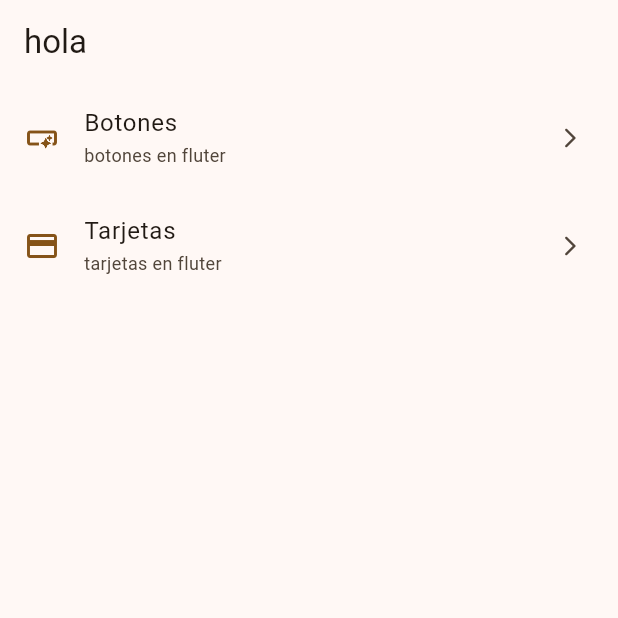
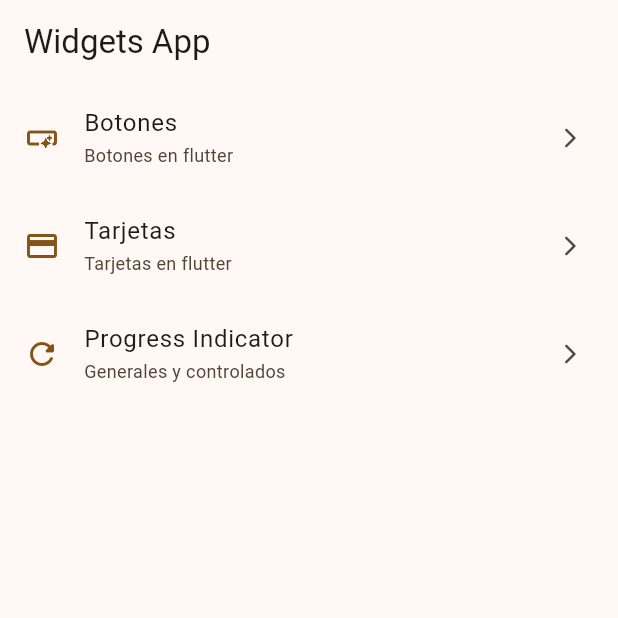
Before and after one commit to mariots182/flutter_widgets, a Flutter app: the screen it shows after launch, on a phone screen of 412 x 824 dp, the top half of it. Run offline on Flutter 3.47's test engine with Material 3 defaults, Android fonts, the phone set to English and light mode, and no system bars; our stand-ins replace go_router.

Commit message:
Circular progress indicator page

```diff
--- a/lib/config/menu/menu_items.dart
+++ b/lib/config/menu/menu_items.dart
@@ -18,12 +18,18 @@ class MenuItem {
 const appMenuItem = <MenuItem>[
   MenuItem(
       title: "Botones",
-      subtitle: "botones en fluter",
+      subtitle: "Botones en flutter",
       link: "/buttons",
       icon: Icons.smart_button_outlined),
   MenuItem(
       title: "Tarjetas",
-      subtitle: "tarjetas en fluter",
+      subtitle: "Tarjetas en flutter",
       link: "/cards",
       icon: Icons.credit_card),
+  MenuItem(
+      title: "Progress Indicator",
+      subtitle: "Generales y controlados",
+      link: "/progress",
+      icon: Icons.refresh_rounded),
+
 ];
--- a/lib/config/router/app_router.dart
+++ b/lib/config/router/app_router.dart
@@ -6,4 +6,5 @@ final appRouter = GoRouter(
   GoRoute(path: '/', name: HomeScreen.name, builder: (context, state) => const HomeScreen()),
   GoRoute(path: '/buttons', name: ButtonsScreen.name, builder: (context, state) => const ButtonsScreen()),
   GoRoute(path: '/cards',  name:CardsScreen.name, builder: (context, state) => const CardsScreen()),
+  GoRoute(path: '/progress',  name:ProgressScreen.name, builder: (context, state) => const ProgressScreen()),
 ]);
--- a/lib/presentation/screens/animated/animated_screen.dart
+++ b/lib/presentation/screens/animated/animated_screen.dart
@@ -4,6 +4,8 @@ class AnimatedScreen extends StatelessWidget {
 
   static const name = 'animated_screen';
 
+  const AnimatedScreen({super.key});
+
   @override
   Widget build(BuildContext context) {
     return const Placeholder();
--- a/lib/presentation/screens/home/home_screen.dart
+++ b/lib/presentation/screens/home/home_screen.dart
@@ -14,7 +14,7 @@ class HomeScreen extends StatelessWidget {
   Widget build(BuildContext context) {
     return Scaffold(
         appBar: AppBar(
-          title: const Text("hola"),
+          title: const Text("Widgets App"),
         ),
         body: const _HomeView());
   }
```
Also changed, not shown: lib/presentation/screens/progress/progress_screen.dart (+72 -3 lines), pubspec.lock.
